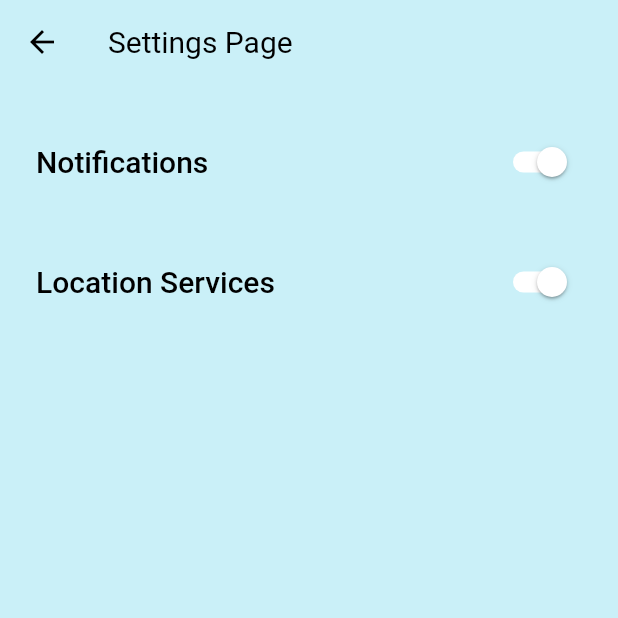
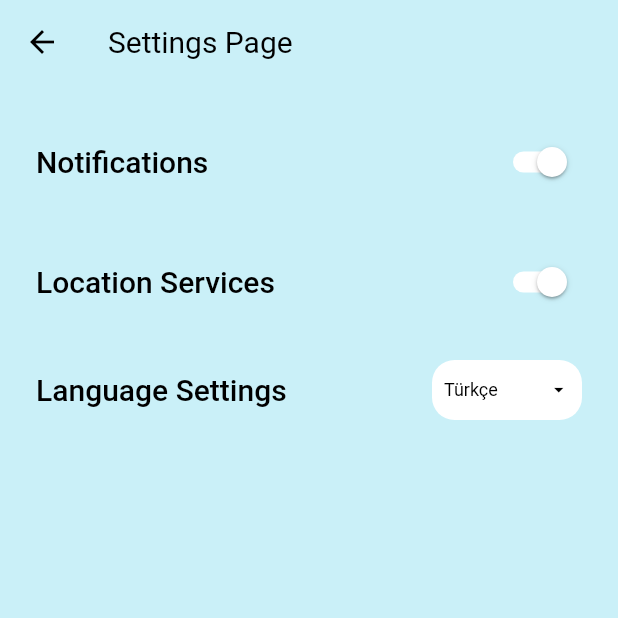
Before and after one commit to islamoktay/call_of_islam, a Flutter app: the HomePageWidget screen opened directly, after a tap on "Settings", on a phone screen of 412 x 824 dp, the top half of it. Run offline on Flutter 3.47's test engine with Material 2 defaults, Android fonts, the phone set to English and light mode, and no system bars; our stand-ins replace adhan, auto_size_text, easy_localization, flutter_compass, flutter_local_notifications, flutter_native_timezone and 8 more; missing offline and left inert: notification_permissions; Roboto replaces fonts that are missing (Lexend Deca).

Commit message:
the last touch

```diff
--- a/lib/screens/home_page/components/countdown_text_widget.dart
+++ b/lib/screens/home_page/components/countdown_text_widget.dart
@@ -1,8 +1,11 @@
 import 'package:adhan/adhan.dart';
 import 'package:flutter/material.dart';
 import 'package:prayer_times_project/screens/home_page/constants/prayer_times_constants.dart';
+import 'package:prayer_times_project/services/extensions/string_extension.dart';
 import 'package:prayer_times_project/services/flutter_flow_theme.dart';
 import 'dart:async';
+
+import 'package:prayer_times_project/services/locale_keys.g.dart';
 
 class CountdownText extends StatefulWidget {
   const CountdownText({
@@ -21,11 +24,12 @@ class _CountdownTextState extends State<CountdownText> {
         Timer.periodic(Duration(seconds: 1), (Timer t) => calculateCountdown());
     super.initState();
   }
+
   @override
   Widget build(BuildContext context) {
     return hourOfRemain != null && minuteOfRemain != null
         ? Text(
-        '$hourOfRemain Hour $minuteOfRemain Min Left',
+            '$hourOfRemain ${LocaleKeys.general_hour.locale} $minuteOfRemain ${LocaleKeys.general_min.locale}',
             style: FlutterFlowTheme.bodyText1.override(
               fontFamily: 'Poppins',
               color: FlutterFlowTheme.tertiaryColor,
@@ -39,42 +43,52 @@ class _CountdownTextState extends State<CountdownText> {
             ),
           );
   }
+
   Future<void> calculateCountdown() async {
     setState(() {});
     DateTime nowTime = DateTime.now().toLocal();
     switch (PrayerTimesConstants.prayerTimes.nextPrayer()) {
       case Prayer.fajr:
-        return buildCountdownText(nowTime, PrayerTimesConstants.prayerTimes.fajr.toLocal());
+        return buildCountdownText(
+            nowTime, PrayerTimesConstants.prayerTimes.fajr.toLocal());
         break;
       case Prayer.sunrise:
-        return buildCountdownText(nowTime, PrayerTimesConstants.prayerTimes.sunrise.toLocal());
+        return buildCountdownText(
+            nowTime, PrayerTimesConstants.prayerTimes.sunrise.toLocal());
 
         break;
       case Prayer.dhuhr:
-        return buildCountdownText(nowTime, PrayerTimesConstants.prayerTimes.dhuhr.toLocal());
+        return buildCountdownText(
+            nowTime, PrayerTimesConstants.prayerTimes.dhuhr.toLocal());
 
         break;
       case Prayer.asr:
-        return buildCountdownText(nowTime, PrayerTimesConstants.prayerTimes.asr.toLocal());
+        return buildCountdownText(
+            nowTime, PrayerTimesConstants.prayerTimes.asr.toLocal());
 
         break;
       case Prayer.maghrib:
-        return buildCountdownText(nowTime, PrayerTimesConstants.prayerTimes.maghrib.toLocal());
+        return buildCountdownText(
+            nowTime, PrayerTimesConstants.prayerTimes.maghrib.toLocal());
 
         break;
       case Prayer.isha:
-        return buildCountdownText(nowTime, PrayerTimesConstants.prayerTimes.isha.toLocal());
+        return buildCountdownText(
+            nowTime, PrayerTimesConstants.prayerTimes.isha.toLocal());
 
         break;
       default:
         return buildCountdownText(
-            nowTime, PrayerTimesConstants.prayerTimes.fajr.add(Duration(days: 1)).toLocal());
+            nowTime,
+            PrayerTimesConstants.prayerTimes.fajr
+                .add(Duration(days: 1))
+                .toLocal());
     }
   }
+
   buildCountdownText(DateTime nowTime, DateTime relatedPrayerTime) {
     Duration differenceBetween = relatedPrayerTime.difference(nowTime);
     hourOfRemain = differenceBetween.inHours;
     minuteOfRemain = differenceBetween.inMinutes % 60;
   }
-
 }
--- a/lib/screens/home_page/home_page_widget.dart
+++ b/lib/screens/home_page/home_page_widget.dart
@@ -4,8 +4,10 @@ import 'package:prayer_times_project/components/namaz_vakitleri_text_widget.dart
 import 'package:prayer_times_project/components/sections_widget.dart';
 import 'package:prayer_times_project/screens/home_page/components/countdown_text_widget.dart';
 import 'package:prayer_times_project/screens/home_page/constants/prayer_times_constants.dart';
+import 'package:prayer_times_project/services/extensions/string_extension.dart';
 import 'package:prayer_times_project/services/flutter_flow_theme.dart';
 import 'package:prayer_times_project/services/local_notification_service.dart';
+import 'package:prayer_times_project/services/locale_keys.g.dart';
 import 'package:prayer_times_project/services/location_service.dart';
 import 'package:geocoding/geocoding.dart';
 import '../compass_page/compass_page_widget.dart';
@@ -24,8 +26,10 @@ class HomePageWidget extends StatefulWidget {
 class _HomePageWidgetState extends State<HomePageWidget> {
   final scaffoldKey = GlobalKey<ScaffoldState>();
   String nameOfCity, nameOfCountry;
+  Timer _timer;
   @override
   void initState() {
+    _timer = Timer.periodic(Duration(seconds: 1), (Timer t) => showLocation());
     buildLocationName();
     buildNotifications();
     super.initState();
@@ -145,7 +149,7 @@ class _HomePageWidgetState extends State<HomePageWidget> {
                         child: Padding(
                           padding: EdgeInsetsDirectional.fromSTEB(0, 5, 0, 0),
                           child: AutoSizeText(
-                            'Prayer Times',
+                            LocaleKeys.menus_prayer_times.locale,
                             textAlign: TextAlign.center,
                             style: FlutterFlowTheme.bodyText1.override(
                               fontFamily: 'Poppins',
@@ -158,7 +162,7 @@ class _HomePageWidgetState extends State<HomePageWidget> {
                       Expanded(
                         flex: 2,
                         child: NamazVakitleriTextWidget(
-                          vakitIsmi: 'Fajr',
+                          vakitIsmi: LocaleKeys.prayer_times_fajr.locale,
                           vakitSaati: buildTimeOfPrayer(
                               PrayerTimesConstants.prayerTimes.fajr),
                         ),
@@ -166,7 +170,7 @@ class _HomePageWidgetState extends State<HomePageWidget> {
                       Expanded(
                         flex: 2,
                         child: NamazVakitleriTextWidget(
-                          vakitIsmi: 'Sunrise',
+                          vakitIsmi: LocaleKeys.prayer_times_sunrise.locale,
                           vakitSaati: buildTimeOfPrayer(
                               PrayerTimesConstants.prayerTimes.sunrise),
                         ),
@@ -174,7 +178,7 @@ class _HomePageWidgetState extends State<HomePageWidget> {
                       Expanded(
                         flex: 2,
                         child: NamazVakitleriTextWidget(
-                          vakitIsmi: 'Dhuhr',
+                          vakitIsmi: LocaleKeys.prayer_times_dhuhr.locale,
                           vakitSaati: buildTimeOfPrayer(
                               PrayerTimesConstants.prayerTimes.dhuhr),
                         ),
@@ -182,7 +186,7 @@ class _HomePageWidgetState extends State<HomePageWidget> {
                       Expanded(
                         flex: 2,
                         child: NamazVakitleriTextWidget(
-                          vakitIsmi: 'Asr',
+                          vakitIsmi: LocaleKeys.prayer_times_asr.locale,
                           vakitSaati: buildTimeOfPrayer(
                               PrayerTimesConstants.prayerTimes.asr),
                         ),
@@ -190,7 +194,7 @@ class _HomePageWidgetState extends State<HomePageWidget> {
                       Expanded(
                         flex: 2,
                         child: NamazVakitleriTextWidget(
-                          vakitIsmi: 'Maghrib',
+                          vakitIsmi: LocaleKeys.prayer_times_maghrib.locale,
                           vakitSaati: buildTimeOfPrayer(
                               PrayerTimesConstants.prayerTimes.maghrib),
                         ),
@@ -198,7 +202,7 @@ class _HomePageWidgetState extends State<HomePageWidget> {
                       Expanded(
                         flex: 2,
                         child: NamazVakitleriTextWidget(
-                          vakitIsmi: 'Isha',
+                          vakitIsmi: LocaleKeys.prayer_times_isha.locale,
                           vakitSaati: buildTimeOfPrayer(
                               PrayerTimesConstants.prayerTimes.isha),
                         ),
@@ -234,7 +238,7 @@ class _HomePageWidgetState extends State<HomePageWidget> {
                       },
                       child: SectionsWidget(
                         image: 'assets/images/qibla-compass.png',
-                        text: 'Qibla Finder',
+                        text: LocaleKeys.menus_qibla_finder.locale,
                       ),
                     ),
                     InkWell(
@@ -248,7 +252,7 @@ class _HomePageWidgetState extends State<HomePageWidget> {
                       },
                       child: SectionsWidget(
                         image: 'assets/images/crescent-moon.png',
-                        text: 'Prayer Times',
+                        text: LocaleKeys.menus_prayer_times.locale,
                       ),
                     ),
                     InkWell(
@@ -262,7 +266,7 @@ class _HomePageWidgetState extends State<HomePageWidget> {
                       },
                       child: SectionsWidget(
                         image: 'assets/images/setting.png',
-                        text: 'Settings',
+                        text: LocaleKeys.menus_settings.locale,
                       ),
                     )
                   ],
@@ -278,30 +282,31 @@ class _HomePageWidgetState extends State<HomePageWidget> {
   buildHeaderCardText() {
     switch (PrayerTimesConstants.prayerTimes.nextPrayer()) {
       case Prayer.fajr:
-        return 'Fajr ' +
+        return '${LocaleKeys.prayer_times_fajr.locale} ' +
             buildTimeOfPrayer(PrayerTimesConstants.prayerTimes.fajr);
         break;
       case Prayer.sunrise:
-        return 'Sunrise ' +
+        return '${LocaleKeys.prayer_times_sunrise.locale} ' +
             buildTimeOfPrayer(PrayerTimesConstants.prayerTimes.sunrise);
         break;
       case Prayer.dhuhr:
-        return 'Fajr ' +
+        return '${LocaleKeys.prayer_times_dhuhr.locale} ' +
             buildTimeOfPrayer(PrayerTimesConstants.prayerTimes.dhuhr);
         break;
       case Prayer.asr:
-        return 'Asr ' + buildTimeOfPrayer(PrayerTimesConstants.prayerTimes.asr);
+        return '${LocaleKeys.prayer_times_asr.locale} ' +
+            buildTimeOfPrayer(PrayerTimesConstants.prayerTimes.asr);
         break;
       case Prayer.maghrib:
-        return 'Maghrib ' +
+        return '${LocaleKeys.prayer_times_maghrib.locale} ' +
             buildTimeOfPrayer(PrayerTimesConstants.prayerTimes.maghrib);
         break;
       case Prayer.isha:
-        return 'Isha ' +
+        return '${LocaleKeys.prayer_times_isha.locale} ' +
             buildTimeOfPrayer(PrayerTimesConstants.prayerTimes.isha);
         break;
       default:
-        return 'Fajr ' +
+        return '${LocaleKeys.prayer_times_fajr.locale} ' +
             buildTimeOfPrayer(
                 PrayerTimesConstants.prayerTimes.fajr.add(Duration(days: 1)));
     }
@@ -324,41 +329,48 @@ class _HomePageWidgetState extends State<HomePageWidget> {
   }
 
   Future buildNotifications() async {
-    String message = 'Prayer is the most fundamental support of Islam.';
+    String message = LocaleKeys.notification_prayer_times_noti.locale;
     LocalNotificationService.scheduledNotification(
       id: 1,
-      title: 'Time For Fajr Prayer',
+      title: LocaleKeys.notification_fajr_prayer.locale,
       body: message,
       scheduledDate: PrayerTimesConstants.prayerTimes.fajr,
       payload: 'FajrTime',
     );
     LocalNotificationService.scheduledNotification(
       id: 2,
-      title: 'Time For Dhuhr Prayer',
+      title: LocaleKeys.notification_dhuhr_prayer.locale,
       body: message,
       scheduledDate: PrayerTimesConstants.prayerTimes.dhuhr,
       payload: 'DhuhrTime',
     );
     LocalNotificationService.scheduledNotification(
       id: 3,
-      title: 'Time For Asr Prayer',
+      title: LocaleKeys.notification_asr_prayer.locale,
       body: message,
       scheduledDate: PrayerTimesConstants.prayerTimes.asr,
       payload: 'AsrTime',
     );
     LocalNotificationService.scheduledNotification(
       id: 4,
-      title: 'Time For Maghrib Prayer',
+      title: LocaleKeys.notification_maghrib_prayer.locale,
       body: message,
       scheduledDate: PrayerTimesConstants.prayerTimes.maghrib,
       payload: 'MaghribTime',
     );
     LocalNotificationService.scheduledNotification(
       id: 5,
-      title: 'Time For Isha Prayer',
+      title: LocaleKeys.notification_isha_prayer.locale,
       body: message,
       scheduledDate: PrayerTimesConstants.prayerTimes.isha,
       payload: 'IshaTime',
     );
   }
+
+  showLocation() {
+    setState(() {});
+    if (nameOfCity != null) {
+      _timer.cancel();
+    }
+  }
 }
--- a/lib/screens/settings_page/settings_page_widget.dart
+++ b/lib/screens/settings_page/settings_page_widget.dart
@@ -1,9 +1,12 @@
 import 'package:flutter/material.dart';
 import 'package:geolocator/geolocator.dart';
 import 'package:notification_permissions/notification_permissions.dart';
+import 'package:prayer_times_project/services/extensions/string_extension.dart';
 import 'package:prayer_times_project/services/flutter_flow_drop_down.dart';
 import 'package:prayer_times_project/services/flutter_flow_icon_button.dart';
 import 'package:prayer_times_project/services/flutter_flow_theme.dart';
+import 'package:prayer_times_project/services/locale_keys.g.dart';
+import 'package:easy_localization/easy_localization.dart';
 
 class SettingsPageWidget extends StatefulWidget {
   SettingsPageWidget({Key key}) : super(key: key);
@@ -83,7 +86,7 @@ class _SettingsPageWidgetState extends State<SettingsPageWidget> {
           },
         ),
         title: Text(
-          'Settings Page',
+          '${LocaleKeys.menus_settings.locale} ${LocaleKeys.general_page.locale}',
           style: FlutterFlowTheme.bodyText1.override(
             fontFamily: 'Lexend Deca',
             color: FlutterFlowTheme.tertiaryColor,
@@ -118,7 +121,7 @@ class _SettingsPageWidgetState extends State<SettingsPageWidget> {
                 });
               },
               title: Text(
-                'Notifications',
+                LocaleKeys.settings_menu_notifications.locale,
                 style: FlutterFlowTheme.title3.override(
                   fontFamily: 'Lexend Deca',
                   color: FlutterFlowTheme.tertiaryColor,
@@ -139,7 +142,7 @@ class _SettingsPageWidgetState extends State<SettingsPageWidget> {
               setState(() => switchListTileLocation = newValue);
             },
             title: Text(
-              'Location Services',
+              LocaleKeys.settings_menu_location_services.locale,
               style: FlutterFlowTheme.title3.override(
                 fontFamily: 'Lexend Deca',
                 color: FlutterFlowTheme.tertiaryColor,
@@ -153,26 +156,40 @@ class _SettingsPageWidgetState extends State<SettingsPageWidget> {
             controlAffinity: ListTileControlAffinity.trailing,
             contentPadding: EdgeInsetsDirectional.fromSTEB(24, 12, 24, 12),
           ),
-          /*    Padding(
+          Padding(
             padding: EdgeInsetsDirectional.fromSTEB(24, 12, 24, 12),
             child: Row(
               mainAxisSize: MainAxisSize.max,
               mainAxisAlignment: MainAxisAlignment.spaceBetween,
               children: [
                 Text(
-                  'Select Language',
+                  LocaleKeys.settings_menu_language_settings.locale,
                   style: FlutterFlowTheme.title3.override(
-                fontFamily: 'Lexend Deca',
+                    fontFamily: 'Lexend Deca',
                     fontSize: 20,
                   ),
                 ),
                 FlutterFlowDropDown(
-                  options: ['Turkce', 'English'].toList(),
-                  onChanged: (val) => setState(() => dropDownValue = val),
-                  width: 130,
+                  options: ['Türkçe', 'English'].toList(),
+                  onChanged: (String newValue) {
+                    setState(() {
+                      if (newValue == 'English') {
+                        this.setState(() {
+                          context.setLocale(Locale('en', 'US'));
+                          dropDownValue = "English";
+                        });
+                      } else if (newValue == 'Türkçe') {
+                        this.setState(() {
+                          context.setLocale(Locale('tr', 'TR'));
+                          dropDownValue = "Türkçe";
+                        });
+                      }
+                    });
+                  },
+                  width: 100,
                   height: 40,
                   textStyle: FlutterFlowTheme.bodyText1.override(
-                fontFamily: 'Lexend Deca',
+                    fontFamily: 'Lexend Deca',
                     color: FlutterFlowTheme.tertiaryColor,
                   ),
                   icon: Icon(
@@ -187,11 +204,11 @@ class _SettingsPageWidgetState extends State<SettingsPageWidget> {
                   borderRadius: 15,
                   margin: EdgeInsetsDirectional.fromSTEB(8, 4, 8, 4),
                   hidesUnderline: true,
+                  initialOption: dropDownValue,
                 )
               ],
             ),
           )
-        */
         ],
       ),
     );
--- /dev/null
+++ b/lib/services/extensions/string_extension.dart
@@ -0,0 +1,5 @@
+import 'package:easy_localization/easy_localization.dart';
+
+extension StringLocalization on String {
+  String get locale => this.tr();
+}
--- a/lib/services/flutter_flow_theme.dart
+++ b/lib/services/flutter_flow_theme.dart
@@ -8,9 +8,6 @@ class FlutterFlowTheme {
   static const Color tertiaryColor = Colors.black;
   static const Color darkerPrimaryBlue = Color(0xFFade8f4);
   static const Color moreDarkerPrimaryBlue = Color(0xFF90e0ef);
-
-
-
 
   String primaryFontFamily = 'Poppins';
   String secondaryFontFamily = 'Roboto';
@@ -48,7 +45,7 @@ class FlutterFlowTheme {
         'Poppins',
         color: tertiaryColor,
         fontWeight: FontWeight.normal,
-        fontSize: 14,
+        fontSize: 12,
       );
   static TextStyle get bodyText2 => GoogleFonts.getFont(
         'Poppins',
--- a/pubspec.yaml
+++ b/pubspec.yaml
@@ -25,13 +25,12 @@ dependencies:
   auto_size_text: null
   cached_network_image: ^3.1.0
   cupertino_icons: ^1.0.0
+  easy_localization: ^3.0.0
   firebase_core: ^1.10.6
   flutter:
     sdk: flutter
   flutter_compass: ^0.7.0
   flutter_local_notifications: ^9.1.5
-  flutter_localizations:
-    sdk: flutter
   flutter_native_timezone: ^2.0.0
   font_awesome_flutter: null
   geocoding: ^2.0.1
@@ -75,6 +74,7 @@ flutter:
     - assets/audios/
     - assets/lottie_animations/
     - assets/rive_animations/
+    - assets/translations/
   # An image asset can refer to one or more resolution-specific "variants", see
   # https://flutter.dev/assets-and-images/#resolution-aware.
   # For details regarding adding assets from package dependencies, see
```
Also changed, not shown: assets/translations/en-US.json (added, +52 -0 lines), assets/translations/tr-TR.json (added, +52 -0 lines), lib/main.dart (+14 -8 lines), lib/screens/compass_page/compass_page_widget.dart (+17 -14 lines), lib/screens/monthly_pray_times_page/components/prayer_times_per_month.dart (+20 -18 lines), lib/screens/onboarding_welcome/onboarding_welcome_widget.dart (+12 -9 lines), lib/services/locale_keys.g.dart (added), pubspec.lock, 3 other files. Lines whose indentation alone changed are shown as unchanged.
